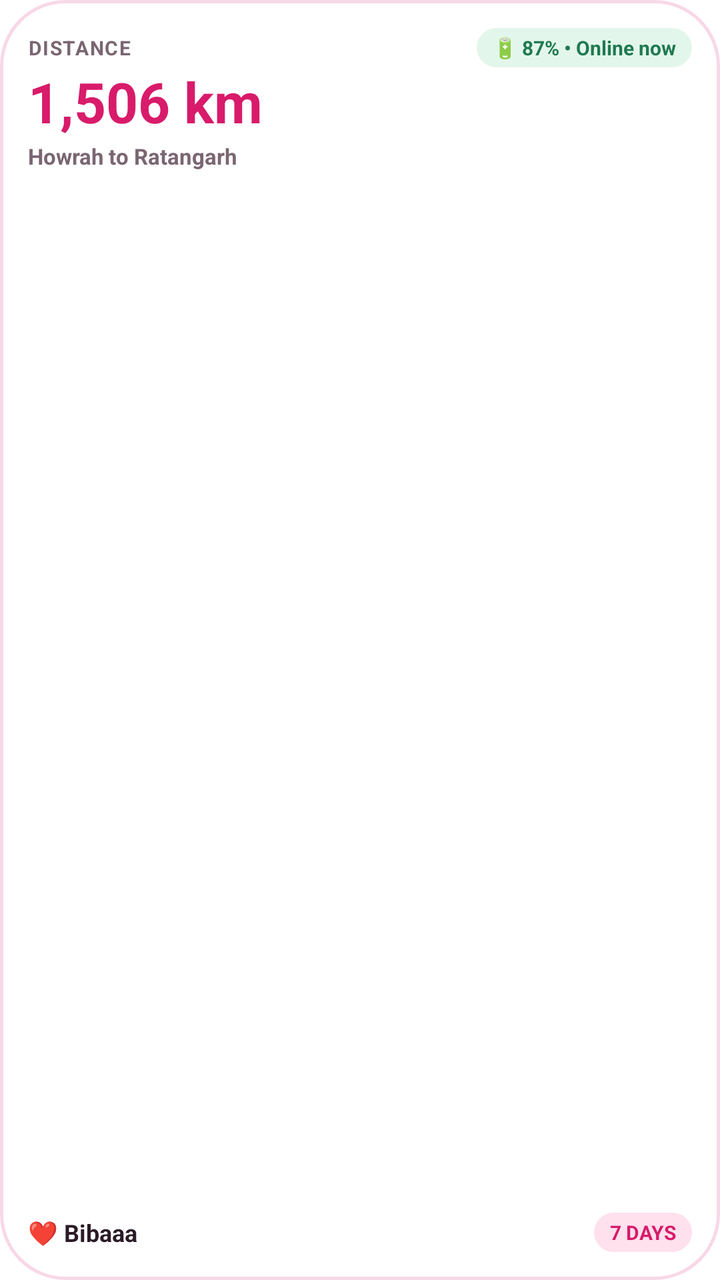
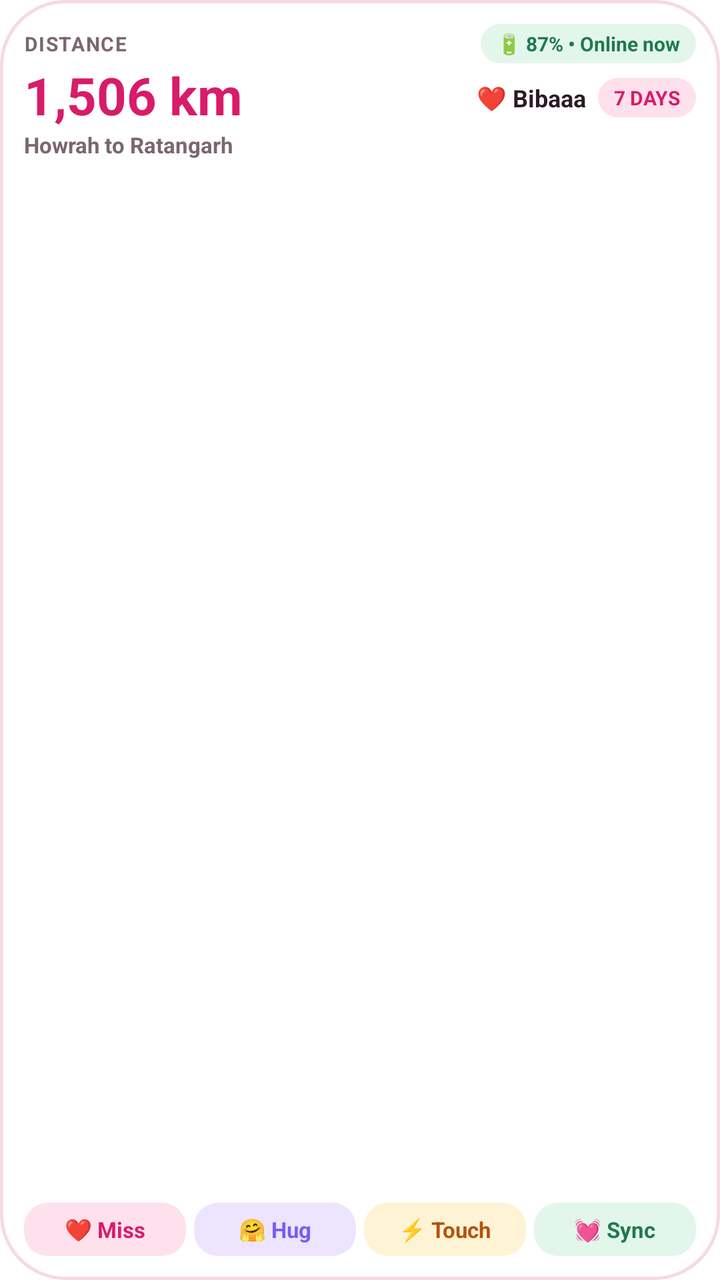

Compare the two renders of this Android layout. The source of the first and the diff that turns it into the second are given below.
<!-- AndroidManifest.xml: fallback theme Theme.MaterialComponents.DayNight.NoActionBar -->
<!-- res/layout/widget_layout.xml -->
<?xml version="1.0" encoding="utf-8"?>
<RelativeLayout xmlns:android="http://schemas.android.com/apk/res/android"
    android:id="@+id/widget_container"
    android:layout_width="match_parent"
    android:layout_height="match_parent"
    android:background="@android:color/transparent">

    
    <LinearLayout
        android:id="@+id/widget_native_layout"
        android:layout_width="match_parent"
        android:layout_height="match_parent"
        android:background="@drawable/widget_background"
        android:orientation="vertical"
        android:padding="14dp"
        android:visibility="visible">

        
        <LinearLayout
            android:layout_width="match_parent"
            android:layout_height="wrap_content"
            android:orientation="horizontal"
            android:gravity="center_vertical">

            <TextView
                android:layout_width="0dp"
                android:layout_weight="1"
                android:layout_height="wrap_content"
                android:text="DISTANCE"
                android:textColor="#7A6672"
                android:textSize="10sp"
                android:textStyle="bold"
                android:letterSpacing="0.05" />

            <TextView
                android:id="@+id/widget_battery"
                android:layout_width="wrap_content"
                android:layout_height="wrap_content"
                android:background="@drawable/widget_pill_mint"
                android:paddingLeft="8dp"
                android:paddingRight="8dp"
                android:paddingTop="3dp"
                android:paddingBottom="3dp"
                android:text="🔋 87% • Online now"
                android:textColor="#1F7A4F"
                android:textSize="10sp"
                android:textStyle="bold" />
        </LinearLayout>

        
        <TextView
            android:id="@+id/widget_distance"
            android:layout_width="wrap_content"
            android:layout_height="wrap_content"
            android:text="1,506 km"
            android:textColor="#D81B6A"
            android:textSize="28sp"
            android:textStyle="bold"
            android:includeFontPadding="false"
            android:layout_marginTop="2dp" />

        
        <TextView
            android:id="@+id/widget_route"
            android:layout_width="wrap_content"
            android:layout_height="wrap_content"
            android:text="Howrah to Ratangarh"
            android:textColor="#7A6672"
            android:textSize="11sp"
            android:textStyle="bold"
            android:layout_marginTop="2dp"
            android:maxLines="1" />

        
        <FrameLayout
            android:layout_width="match_parent"
            android:layout_height="0dp"
            android:layout_weight="1" />

        
        <LinearLayout
            android:layout_width="match_parent"
            android:layout_height="wrap_content"
            android:orientation="horizontal"
            android:gravity="center_vertical">

            <TextView
                android:id="@+id/widget_partner_name"
                android:layout_width="0dp"
                android:layout_weight="1"
                android:layout_height="wrap_content"
                android:text="❤️ Bibaaa"
                android:textColor="#2B1B26"
                android:textSize="12sp"
                android:textStyle="bold"
                android:maxLines="1" />

            <TextView
                android:id="@+id/widget_countdown_val"
                android:layout_width="wrap_content"
                android:layout_height="wrap_content"
                android:background="@drawable/widget_pill_pink"
                android:paddingLeft="8dp"
                android:paddingRight="8dp"
                android:paddingTop="3dp"
                android:paddingBottom="3dp"
                android:text="7 DAYS"
                android:textColor="#D81B6A"
                android:textSize="10sp"
                android:textStyle="bold" />
        </LinearLayout>

    </LinearLayout>

    
    <ImageView
        android:id="@+id/widget_image"
        android:layout_width="match_parent"
        android:layout_height="match_parent"
        android:scaleType="fitCenter"
        android:adjustViewBounds="true"
        android:visibility="gone" />

</RelativeLayout>
<!-- resources referenced by this layout -->
<resources>
  <!-- drawable widget_background (drawable) -->
  <?xml version="1.0" encoding="utf-8"?>
  <shape xmlns:android="http://schemas.android.com/apk/res/android">
      <solid android:color="#FFFFFF" />
      <corners android:radius="32dp" />
      <stroke
          android:width="1.5dp"
          android:color="#F8D8E6" />
  </shape>
  <!-- drawable widget_pill_mint (drawable) -->
  <?xml version="1.0" encoding="utf-8"?>
  <shape xmlns:android="http://schemas.android.com/apk/res/android">
      <solid android:color="#E3F6EC" />
      <corners android:radius="12dp" />
  </shape>
  <!-- drawable widget_pill_pink (drawable) -->
  <?xml version="1.0" encoding="utf-8"?>
  <shape xmlns:android="http://schemas.android.com/apk/res/android">
      <solid android:color="#FFE0ED" />
      <corners android:radius="12dp" />
  </shape>
</resources>

<!-- the commit's change to res/layout/widget_layout.xml (unified diff, before → after) -->
@@ -7,118 +7,199 @@
 
     
     <LinearLayout
-        android:id="@+id/widget_native_layout"
+        android:id="@+id/widget_card"
         android:layout_width="match_parent"
         android:layout_height="match_parent"
         android:background="@drawable/widget_background"
         android:orientation="vertical"
-        android:padding="14dp"
-        android:visibility="visible">
+        android:padding="12dp">
 
         
         <LinearLayout
+            android:id="@+id/widget_header_area"
+            android:layout_width="match_parent"
+            android:layout_height="0dp"
+            android:layout_weight="1"
+            android:orientation="vertical">
+
+            
+            <LinearLayout
+                android:layout_width="match_parent"
+                android:layout_height="wrap_content"
+                android:orientation="horizontal"
+                android:gravity="center_vertical">
+
+                <TextView
+                    android:layout_width="0dp"
+                    android:layout_weight="1"
+                    android:layout_height="wrap_content"
+                    android:text="DISTANCE"
+                    android:textColor="#7A6672"
+                    android:textSize="10sp"
+                    android:textStyle="bold"
+                    android:letterSpacing="0.05" />
+
+                <TextView
+                    android:id="@+id/widget_battery"
+                    android:layout_width="wrap_content"
+                    android:layout_height="wrap_content"
+                    android:background="@drawable/widget_pill_mint"
+                    android:paddingLeft="8dp"
+                    android:paddingRight="8dp"
+                    android:paddingTop="3dp"
+                    android:paddingBottom="3dp"
+                    android:text="🔋 87% • Online now"
+                    android:textColor="#1F7A4F"
+                    android:textSize="10sp"
+                    android:textStyle="bold" />
+            </LinearLayout>
+
+            
+            <LinearLayout
+                android:layout_width="match_parent"
+                android:layout_height="wrap_content"
+                android:orientation="horizontal"
+                android:gravity="center_vertical"
+                android:layout_marginTop="2dp">
+
+                <TextView
+                    android:id="@+id/widget_distance"
+                    android:layout_width="0dp"
+                    android:layout_weight="1"
+                    android:layout_height="wrap_content"
+                    android:text="1,506 km"
+                    android:textColor="#D81B6A"
+                    android:textSize="26sp"
+                    android:textStyle="bold"
+                    android:includeFontPadding="false" />
+
+                <TextView
+                    android:id="@+id/widget_partner_name"
+                    android:layout_width="wrap_content"
+                    android:layout_height="wrap_content"
+                    android:text="❤️ Bibaaa"
+                    android:textColor="#2B1B26"
+                    android:textSize="12sp"
+                    android:textStyle="bold"
+                    android:layout_marginRight="6dp" />
+
+                
+                <TextView
+                    android:id="@+id/widget_countdown_val"
+                    android:layout_width="wrap_content"
+                    android:layout_height="wrap_content"
+                    android:background="@drawable/widget_pill_pink"
+                    android:paddingLeft="8dp"
+                    android:paddingRight="8dp"
+                    android:paddingTop="3dp"
+                    android:paddingBottom="3dp"
+                    android:text="7 DAYS"
+                    android:textColor="#D81B6A"
+                    android:textSize="10sp"
+                    android:textStyle="bold" />
+            </LinearLayout>
+
+            
+            <TextView
+                android:id="@+id/widget_route"
+                android:layout_width="match_parent"
+                android:layout_height="wrap_content"
+                android:text="Howrah to Ratangarh"
+                android:textColor="#7A6672"
+                android:textSize="11sp"
+                android:textStyle="bold"
+                android:layout_marginTop="1dp"
+                android:maxLines="1" />
+
+            
+            <TextView
+                android:id="@+id/widget_feedback"
+                android:layout_width="match_parent"
+                android:layout_height="wrap_content"
+                android:text=""
+                android:textColor="#D81B6A"
+                android:textSize="11sp"
+                android:textStyle="bold"
+                android:visibility="gone"
+                android:layout_marginTop="1dp"
+                android:maxLines="1" />
+
+        </LinearLayout>
+
+        
+        <LinearLayout
+            android:id="@+id/widget_actions_bar"
             android:layout_width="match_parent"
             android:layout_height="wrap_content"
             android:orientation="horizontal"
-            android:gravity="center_vertical">
-
-            <TextView
-                android:layout_width="0dp"
-                android:layout_weight="1"
-                android:layout_height="wrap_content"
-                android:text="DISTANCE"
-                android:textColor="#7A6672"
-                android:textSize="10sp"
-                android:textStyle="bold"
-                android:letterSpacing="0.05" />
-
-            <TextView
-                android:id="@+id/widget_battery"
-                android:layout_width="wrap_content"
+            android:layout_marginTop="6dp"
+            android:gravity="center">
+
+            
+            <TextView
+                android:id="@+id/btn_action_miss"
+                android:layout_width="0dp"
+                android:layout_weight="1"
+                android:layout_height="wrap_content"
+                android:background="@drawable/widget_pill_pink"
+                android:gravity="center"
+                android:paddingTop="6dp"
+                android:paddingBottom="6dp"
+                android:text="❤️ Miss"
+                android:textColor="#D81B6A"
+                android:textSize="11sp"
+                android:textStyle="bold"
+                android:layout_marginRight="4dp" />
+
+            
+            <TextView
+                android:id="@+id/btn_action_hug"
+                android:layout_width="0dp"
+                android:layout_weight="1"
+                android:layout_height="wrap_content"
+                android:background="@drawable/widget_pill_purple"
+                android:gravity="center"
+                android:paddingTop="6dp"
+                android:paddingBottom="6dp"
+                android:text="🤗 Hug"
+                android:textColor="#7B5CF0"
+                android:textSize="11sp"
+                android:textStyle="bold"
+                android:layout_marginRight="4dp" />
+
+            
+            <TextView
+                android:id="@+id/btn_action_touch"
+                android:layout_width="0dp"
+                android:layout_weight="1"
+                android:layout_height="wrap_content"
+                android:background="@drawable/widget_pill_yellow"
+                android:gravity="center"
+                android:paddingTop="6dp"
+                android:paddingBottom="6dp"
+                android:text="⚡ Touch"
+                android:textColor="#B45309"
+                android:textSize="11sp"
+                android:textStyle="bold"
+                android:layout_marginRight="4dp" />
+
+            
+            <TextView
+                android:id="@+id/btn_action_sync"
+                android:layout_width="0dp"
+                android:layout_weight="1"
                 android:layout_height="wrap_content"
                 android:background="@drawable/widget_pill_mint"
-                android:paddingLeft="8dp"
-                android:paddingRight="8dp"
-                android:paddingTop="3dp"
-                android:paddingBottom="3dp"
-                android:text="🔋 87% • Online now"
+                android:gravity="center"
+                android:paddingTop="6dp"
+                android:paddingBottom="6dp"
+                android:text="💓 Sync"
                 android:textColor="#1F7A4F"
-                android:textSize="10sp"
+                android:textSize="11sp"
                 android:textStyle="bold" />
+
         </LinearLayout>
 
-        
-        <TextView
-            android:id="@+id/widget_distance"
-            android:layout_width="wrap_content"
-            android:layout_height="wrap_content"
-            android:text="1,506 km"
-            android:textColor="#D81B6A"
-            android:textSize="28sp"
-            android:textStyle="bold"
-            android:includeFontPadding="false"
-            android:layout_marginTop="2dp" />
-
-        
-        <TextView
-            android:id="@+id/widget_route"
-            android:layout_width="wrap_content"
-            android:layout_height="wrap_content"
-            android:text="Howrah to Ratangarh"
-            android:textColor="#7A6672"
-            android:textSize="11sp"
-            android:textStyle="bold"
-            android:layout_marginTop="2dp"
-            android:maxLines="1" />
-
-        
-        <FrameLayout
-            android:layout_width="match_parent"
-            android:layout_height="0dp"
-            android:layout_weight="1" />
-
-        
-        <LinearLayout
-            android:layout_width="match_parent"
-            android:layout_height="wrap_content"
-            android:orientation="horizontal"
-            android:gravity="center_vertical">
-
-            <TextView
-                android:id="@+id/widget_partner_name"
-                android:layout_width="0dp"
-                android:layout_weight="1"
-                android:layout_height="wrap_content"
-                android:text="❤️ Bibaaa"
-                android:textColor="#2B1B26"
-                android:textSize="12sp"
-                android:textStyle="bold"
-                android:maxLines="1" />
-
-            <TextView
-                android:id="@+id/widget_countdown_val"
-                android:layout_width="wrap_content"
-                android:layout_height="wrap_content"
-                android:background="@drawable/widget_pill_pink"
-                android:paddingLeft="8dp"
-                android:paddingRight="8dp"
-                android:paddingTop="3dp"
-                android:paddingBottom="3dp"
-                android:text="7 DAYS"
-                android:textColor="#D81B6A"
-                android:textSize="10sp"
-                android:textStyle="bold" />
-        </LinearLayout>
-
     </LinearLayout>
 
-    
-    <ImageView
-        android:id="@+id/widget_image"
-        android:layout_width="match_parent"
-        android:layout_height="match_parent"
-        android:scaleType="fitCenter"
-        android:adjustViewBounds="true"
-        android:visibility="gone" />
-
 </RelativeLayout>
<!-- resource entries referenced after the edit -->
@@ -21,5 +21,17 @@
       <solid android:color="#FFE0ED" />
       <corners android:radius="12dp" />
   </shape>
+  <!-- drawable widget_pill_purple (drawable) -->
+  <?xml version="1.0" encoding="utf-8"?>
+  <shape xmlns:android="http://schemas.android.com/apk/res/android">
+      <solid android:color="#EDE4FF" />
+      <corners android:radius="12dp" />
+  </shape>
+  <!-- drawable widget_pill_yellow (drawable) -->
+  <?xml version="1.0" encoding="utf-8"?>
+  <shape xmlns:android="http://schemas.android.com/apk/res/android">
+      <solid android:color="#FFF3D6" />
+      <corners android:radius="12dp" />
+  </shape>
 </resources>
 
